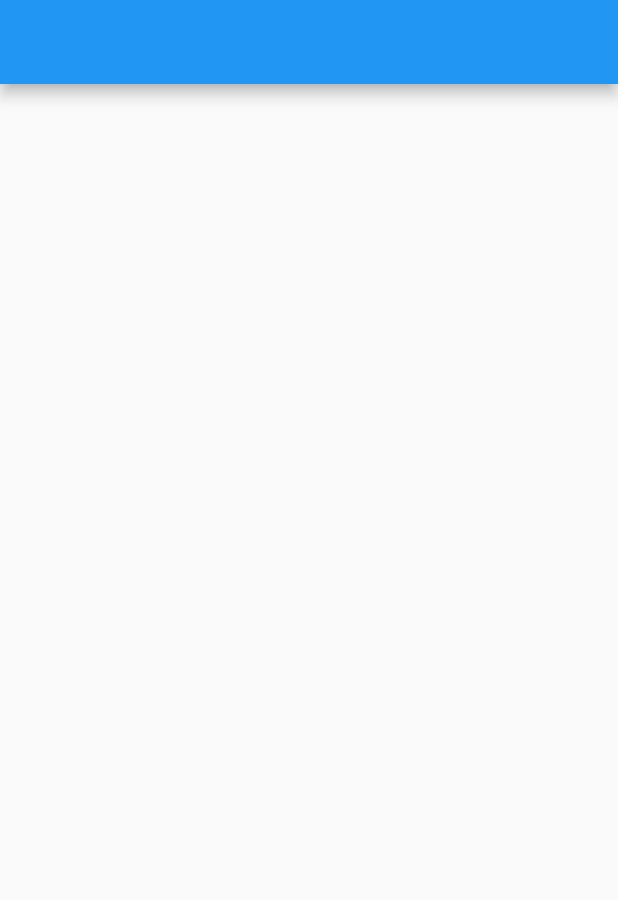
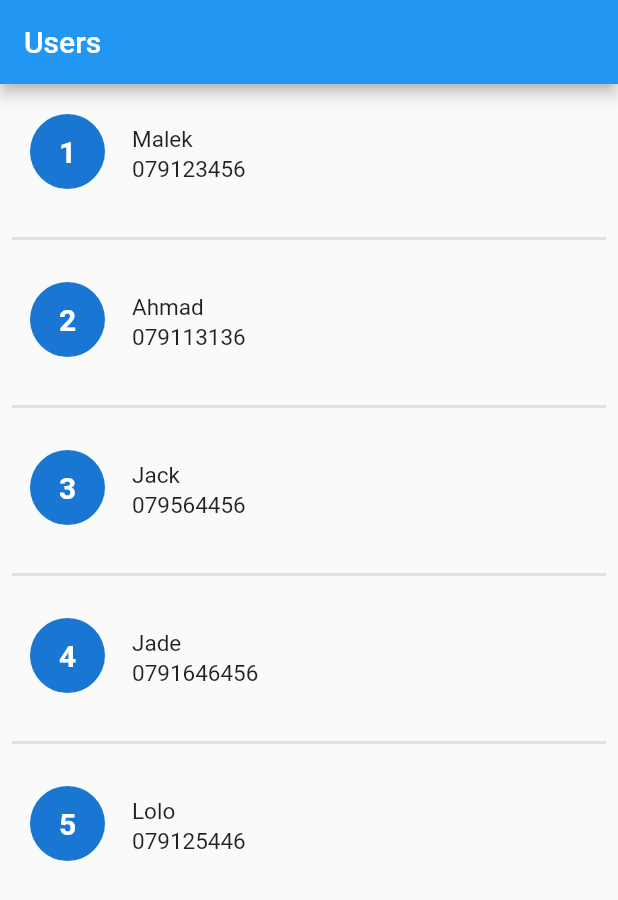
Before and after one commit to malek-kashoqa/udemy2, a Flutter app: the screen it shows after launch, on a phone screen of 412 x 824 dp. Shown: the top 900 px of the screen. Run offline on Flutter 3.47's test engine with Material 2 defaults, Android fonts, the phone set to English and light mode, and no system bars.

Commit message:
Build users screen

```diff
--- a/lib/main.dart
+++ b/lib/main.dart
@@ -1,5 +1,6 @@
 import 'package:flutter/material.dart';
 import 'package:udemy2/home_screen.dart';
+import 'package:udemy2/users_screen.dart';
 
 void main() {
   runApp(const MyApp());
@@ -12,7 +13,7 @@ class MyApp extends StatelessWidget {
   Widget build(BuildContext context) {
     return MaterialApp(
       debugShowCheckedModeBanner: false,
-      home: HomeScreen(),
+      home: UsersScreen(),
     );
   }
 }
--- /dev/null
+++ b/lib/users_screen.dart
@@ -0,0 +1,108 @@
+import 'package:flutter/cupertino.dart';
+import 'package:flutter/material.dart';
+
+class UserModel {
+  final int id;
+  final String name;
+  final String number;
+
+  UserModel({
+    required this.id,
+    required this.name,
+    required this.number,
+  });
+}
+
+class UsersScreen extends StatelessWidget {
+  List<UserModel> users = [
+    UserModel(
+      id: 1,
+      name: "Malek",
+      number: "079123456",
+    ),
+    UserModel(
+      id: 2,
+      name: "Ahmad",
+      number: "079113136",
+    ),
+    UserModel(
+      id: 3,
+      name: "Jack",
+      number: "079564456",
+    ),
+    UserModel(
+      id: 4,
+      name: "Jade",
+      number: "0791646456",
+    ),
+    UserModel(
+      id: 5,
+      name: "Lolo",
+      number: "079125446",
+    ),
+  ];
+
+  @override
+  Widget build(BuildContext context) {
+    return Scaffold(
+      appBar: AppBar(
+        title: Text("Users"),
+      ),
+      body: ListView.separated(
+        itemBuilder: (context, index) => buildUserItem(users[index]),
+        separatorBuilder: (context, index) => Padding(
+          padding: const EdgeInsets.all(8.0),
+          child: Container(
+            height: 2.0,
+            color: Colors.grey[300],
+          ),
+        ),
+        itemCount: users.length,
+      ),
+    );
+  }
+
+  Widget buildUserItem(UserModel user) {
+    return Padding(
+      padding: const EdgeInsets.all(20.0),
+      child: Row(
+        crossAxisAlignment: CrossAxisAlignment.start,
+        children: [
+          CircleAvatar(
+            radius: 25.0,
+            child: Text(
+              "${user.id}",
+              style: TextStyle(fontSize: 20.0, fontWeight: FontWeight.bold),
+            ),
+          ),
+          SizedBox(
+            width: 10.0,
+          ),
+          Padding(
+            padding: const EdgeInsets.all(8.0),
+            child: Column(
+              crossAxisAlignment: CrossAxisAlignment.start,
+              children: [
+                Text(
+                  "${user.name}",
+                  style: TextStyle(
+                    fontSize: 15.0,
+                  ),
+                ),
+                SizedBox(
+                  height: 2.0,
+                ),
+                Text(
+                  "${user.number}",
+                  style: TextStyle(
+                    fontSize: 15.0,
+                  ),
+                ),
+              ],
+            ),
+          ),
+        ],
+      ),
+    );
+  }
+}
```
